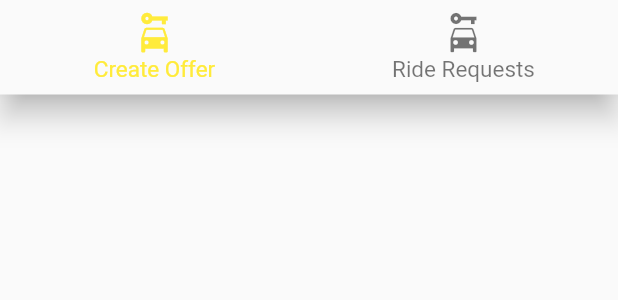
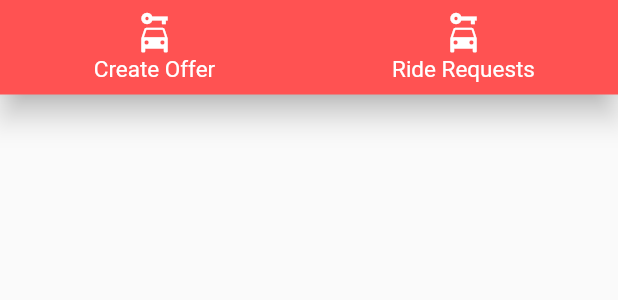
Before and after one commit to Sadam-PK/flutter-phone-authentication, a Flutter app: the BottomNav widget shown alone on an empty page, opened directly, on a phone screen of 412 x 824 dp. Shown: the top 300 px of the screen. Run offline on Flutter 3.47's test engine with Material 2 defaults, Android fonts, the phone set to English and light mode, and no system bars; our stand-ins replace cloud_firestore, firebase_auth, firebase_core, geolocator, google_maps_flutter; accounts and stored records are empty; network calls fail.

Commit message:
bottom nav color fixed

```diff
--- a/lib/components/bottomNav.dart
+++ b/lib/components/bottomNav.dart
@@ -17,15 +17,18 @@ class _BottomNavState extends State<BottomNav> {
       iconSize: 30,
       unselectedFontSize: 15,
       selectedFontSize: 15,
+      selectedItemColor: Colors.white,
+      unselectedItemColor: Colors.white,
+      backgroundColor: Colors.redAccent,
       items: [
         BottomNavigationBarItem(
-            icon: Icon(Icons.car_rental),
-            title: Text("Create Offer"),
-            backgroundColor: Colors.black),
+          icon: Icon(Icons.car_rental),
+          title: Text("Create Offer"),
+        ),
         BottomNavigationBarItem(
-            icon: Icon(Icons.car_rental),
-            title: Text("Ride Requests"),
-            backgroundColor: Colors.black),
+          icon: Icon(Icons.car_rental),
+          title: Text("Ride Requests"),
+        ),
       ],
       onTap: (index) {
         setState(() {
```
